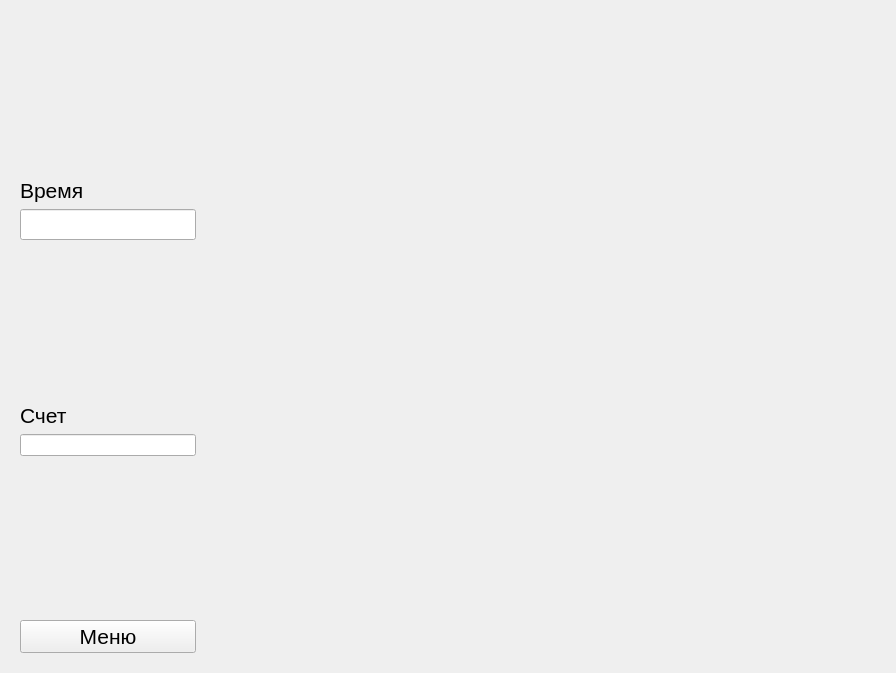
Above: MyMainForm_2.ui from GoodAway1/MyProject before the change. Below: the same form after it.
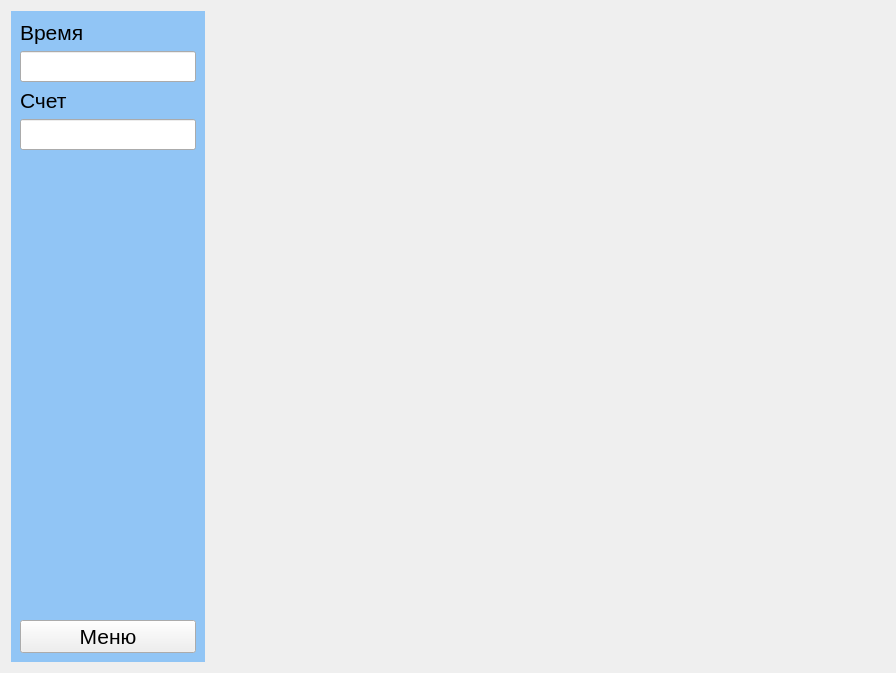
That is the form after the change. Icons and pictures are not drawn.

The edit to the form file:
```diff
--- a/MyMainForm_2.ui
+++ b/MyMainForm_2.ui
@@ -13,23 +13,19 @@
   <property name="windowTitle">
    <string>Form</string>
   </property>
+  <property name="styleSheet">
+   <string notr="true">#widget {border-image:url(:/bakcground/BackGround.jpg) 0 0 0 0 stretch stretch;}</string>
+  </property>
   <layout class="QHBoxLayout" name="horizontalLayout" stretch="0,1">
+   <property name="spacing">
+    <number>0</number>
+   </property>
    <item>
     <widget class="QWidget" name="widget_2" native="true">
+     <property name="styleSheet">
+      <string notr="true">#widget_2{background-color:rgba(0, 132, 255, 100)}</string>
+     </property>
      <layout class="QVBoxLayout" name="verticalLayout_4">
-      <item>
-       <spacer name="verticalSpacer_2">
-        <property name="orientation">
-         <enum>Qt::Vertical</enum>
-        </property>
-        <property name="sizeHint" stdset="0">
-         <size>
-          <width>20</width>
-          <height>40</height>
-         </size>
-        </property>
-       </spacer>
-      </item>
       <item>
        <widget class="QLabel" name="label">
         <property name="font">
@@ -54,19 +50,6 @@
         </property>
        </widget>
       </item>
-      <item>
-       <spacer name="verticalSpacer_3">
-        <property name="orientation">
-         <enum>Qt::Vertical</enum>
-        </property>
-        <property name="sizeHint" stdset="0">
-         <size>
-          <width>20</width>
-          <height>40</height>
-         </size>
-        </property>
-       </spacer>
-      </item>
       <item>
        <widget class="QLabel" name="label_2">
         <property name="font">
@@ -84,6 +67,11 @@
       </item>
       <item>
        <widget class="QLineEdit" name="lineEdit_2">
+        <property name="font">
+         <font>
+          <pointsize>14</pointsize>
+         </font>
+        </property>
         <property name="readOnly">
          <bool>true</bool>
         </property>
@@ -119,6 +107,12 @@
    </item>
    <item>
     <widget class="QWidget" name="widget" native="true">
+     <property name="autoFillBackground">
+      <bool>false</bool>
+     </property>
+     <property name="styleSheet">
+      <string notr="true">#widget{background-color:none}</string>
+     </property>
      <layout class="QGridLayout" name="gridLayout_2">
       <item row="0" column="1">
        <layout class="QGridLayout" name="gridLayout"/>
```
Left out of the diff: 8 changed lines with no effect on the pictures.
